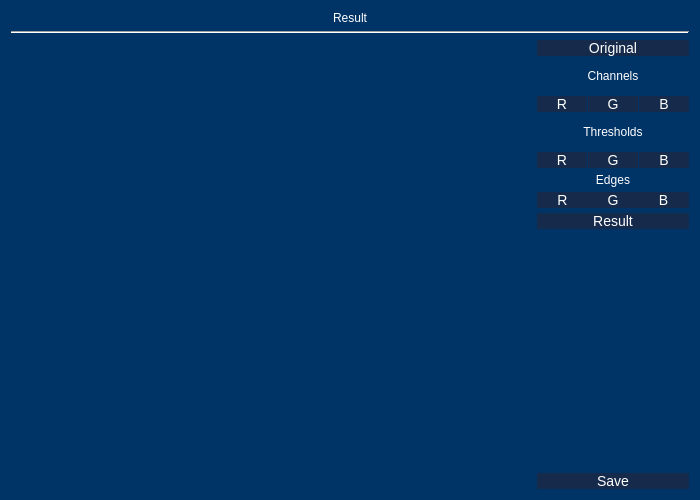
First picture: the form in Nucleus/gui/result_image_dialog.ui, repository SilMon/NucDetect, before the edit.
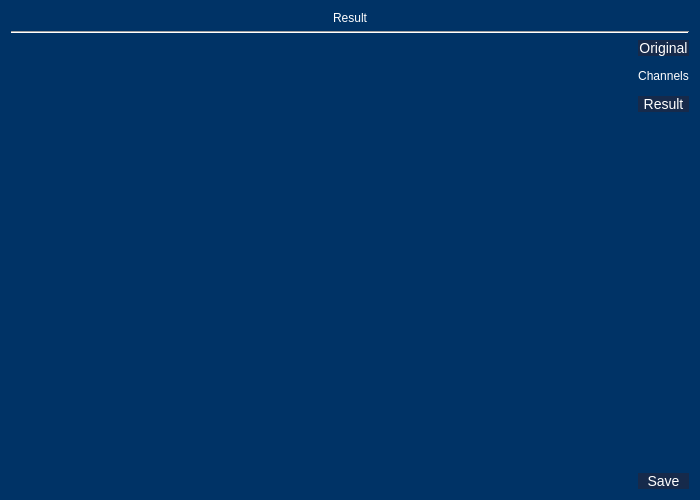
Second picture: the form after the edit.

```diff
--- a/Nucleus/gui/result_image_dialog.ui
+++ b/Nucleus/gui/result_image_dialog.ui
@@ -160,136 +160,6 @@
          <property name="sizeConstraint">
           <enum>QLayout::SetFixedSize</enum>
          </property>
-         <item>
-          <widget class="QPushButton" name="btn_ch_red">
-           <property name="toolTip">
-            <string>Opens the red channel of the analysed image</string>
-           </property>
-           <property name="text">
-            <string>R</string>
-           </property>
-          </widget>
-         </item>
-         <item>
-          <widget class="QPushButton" name="btn_ch_green">
-           <property name="toolTip">
-            <string>Opens the green channel of the anaylsed image</string>
-           </property>
-           <property name="text">
-            <string>G</string>
-           </property>
-          </widget>
-         </item>
-         <item>
-          <widget class="QPushButton" name="btn_ch_blue">
-           <property name="toolTip">
-            <string>Opens the blue channel of the analysed image</string>
-           </property>
-           <property name="text">
-            <string>B</string>
-           </property>
-          </widget>
-         </item>
-        </layout>
-       </item>
-       <item>
-        <widget class="QLabel" name="label_3">
-         <property name="sizePolicy">
-          <sizepolicy hsizetype="Preferred" vsizetype="Minimum">
-           <horstretch>0</horstretch>
-           <verstretch>0</verstretch>
-          </sizepolicy>
-         </property>
-         <property name="minimumSize">
-          <size>
-           <width>0</width>
-           <height>30</height>
-          </size>
-         </property>
-         <property name="text">
-          <string>Thresholds</string>
-         </property>
-         <property name="alignment">
-          <set>Qt::AlignCenter</set>
-         </property>
-        </widget>
-       </item>
-       <item>
-        <layout class="QHBoxLayout" name="horizontalLayout_2">
-         <property name="spacing">
-          <number>1</number>
-         </property>
-         <property name="sizeConstraint">
-          <enum>QLayout::SetFixedSize</enum>
-         </property>
-         <item>
-          <widget class="QPushButton" name="btn_thr_red">
-           <property name="toolTip">
-            <string>Opens the threshold image of the red channel of the analysed image, which is used for red foci identification.</string>
-           </property>
-           <property name="text">
-            <string>R</string>
-           </property>
-          </widget>
-         </item>
-         <item>
-          <widget class="QPushButton" name="btn_thr_green">
-           <property name="toolTip">
-            <string>Opens the threshold image of the green channel of the analysed image, which is used for green foci identification.</string>
-           </property>
-           <property name="text">
-            <string>G</string>
-           </property>
-          </widget>
-         </item>
-         <item>
-          <widget class="QPushButton" name="btn_thr_blue">
-           <property name="toolTip">
-            <string>Opens the threshold image of the blue channel of the analysed image, which is used for nucleus identification.</string>
-           </property>
-           <property name="text">
-            <string>B</string>
-           </property>
-          </widget>
-         </item>
-        </layout>
-       </item>
-       <item>
-        <widget class="QLabel" name="label">
-         <property name="text">
-          <string>Edges</string>
-         </property>
-         <property name="alignment">
-          <set>Qt::AlignCenter</set>
-         </property>
-        </widget>
-       </item>
-       <item>
-        <layout class="QHBoxLayout" name="horizontalLayout_5">
-         <property name="spacing">
-          <number>0</number>
-         </property>
-         <item>
-          <widget class="QPushButton" name="btn_edge_red">
-           <property name="text">
-            <string>R</string>
-           </property>
-          </widget>
-         </item>
-         <item>
-          <widget class="QPushButton" name="btn_edge_green">
-           <property name="text">
-            <string>G</string>
-           </property>
-          </widget>
-         </item>
-         <item>
-          <widget class="QPushButton" name="btn_edge_blue">
-           <property name="text">
-            <string>B</string>
-           </property>
-          </widget>
-         </item>
         </layout>
        </item>
        <item>
```
Left out of the diff: 2 changed lines with no effect on the pictures.
